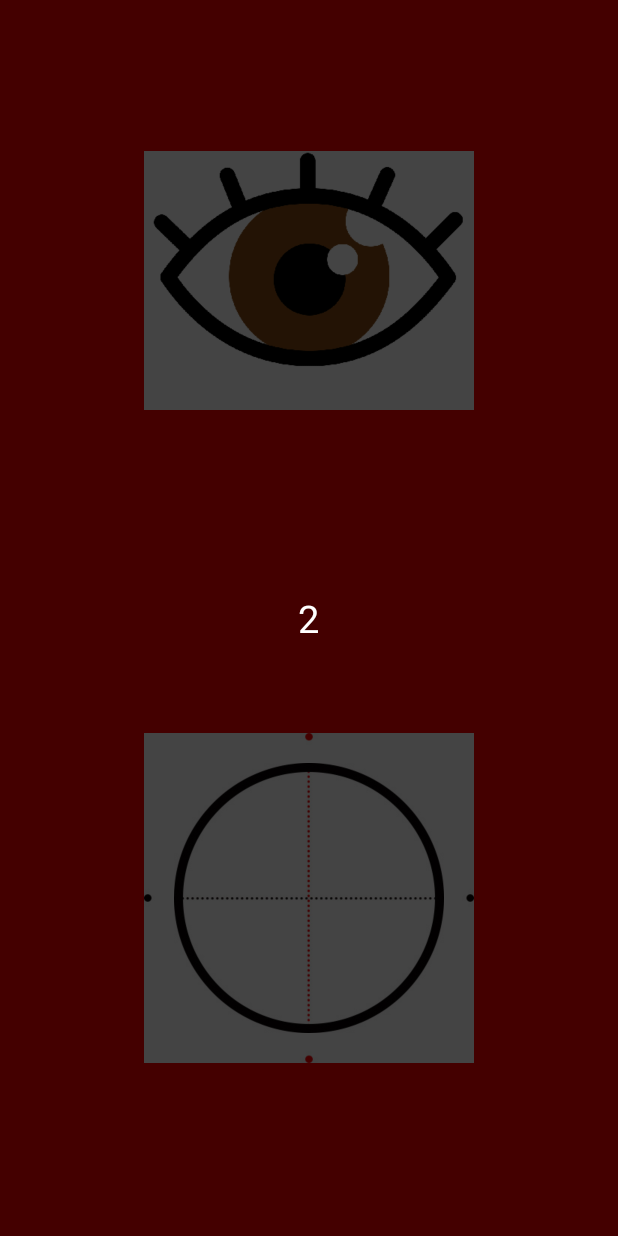
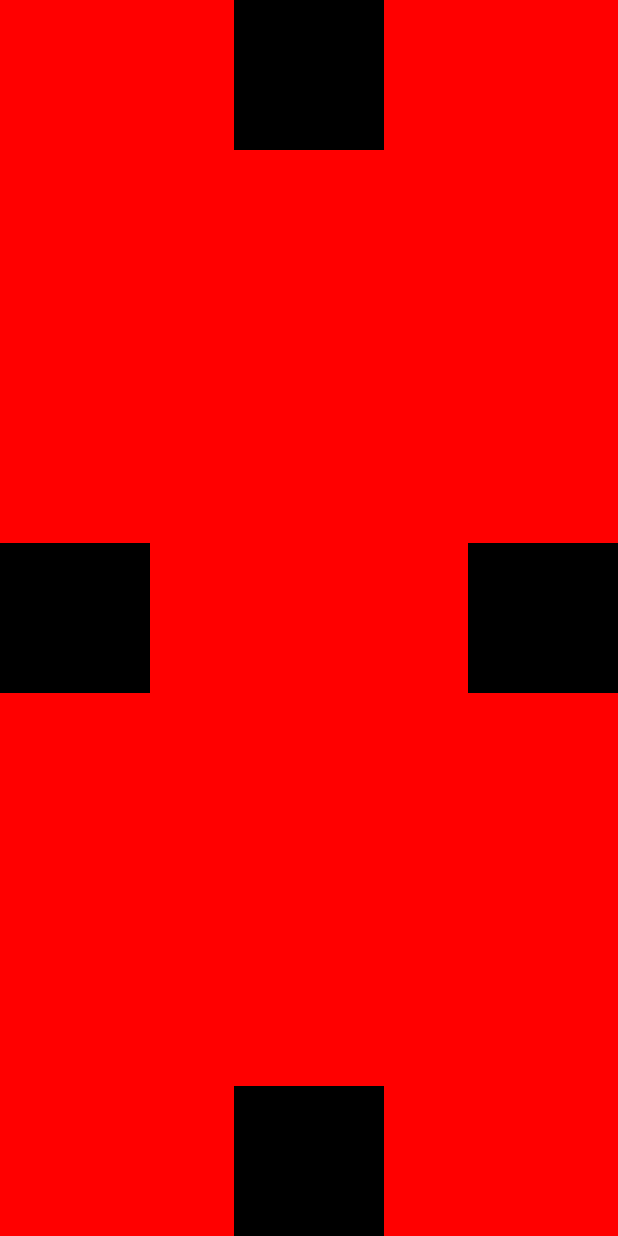
Before and after one commit to akitoshi-n/tmga_2, an Android app: the LiveViewActivity screen opened directly, with no data from a screen before it, on a phone screen of 412 x 824 dp. Run offline under Robolectric (Android 15) with nearby library versions, the phone set to English and light mode, and no system bars; libraries missing offline, so code that uses them is left out: jp.ogwork.camerafragment; 11 statements that could not run were skipped.

Commit message:
update hensu

```diff
--- a/app/src/main/java/com/example/test175memetest2/LiveViewActivity.java
+++ b/app/src/main/java/com/example/test175memetest2/LiveViewActivity.java
@@ -41,24 +41,21 @@
     private static final String APP_ID = "";
     private static final String APP_SECRET = "";
 
-    private FrameLayout blinkLayout;
-    private ImageView blinkImage;
-    private VideoView blinkView;
-    private FrameLayout bodyLayout, cameraLayout;
-    private ImageView bodyImage;
+    private FrameLayout cameraLayout;
 
     private LinearLayout countDownLayout;
     private TextView countDownText;
 
     private SoundPool soundPool;
     private String[] audioFileNames = {"music2.mp3", "music3.mp3", "music4.mp3", "music5.mp3", "music.mp3"};
-    private String[] dramFileNames = {"drum_cymbal.wav", "drum_snare.wav", "drum_hihat.wav", "drum_snare.wav"};
-    private String[] waza1FileNames = {"waza_aura.mp3", "waza_punch_high.mp3", "waza_highspeed.mp3", "waza_whip_attack.mp3"};
-    private String[] waza2FileNames = {"waza_sword_clash.mp3", "waza_knife_stab.mp3", "waza_sword_gesture.mp3", "waza_katana_slash.mp3"};
-    private String[] specialFileNames = {"sp_shine.mp3", "sp_pocopoco.mp3", "sp_tin.mp3", "sp_touch.mp3"};
-    private String[] pianoFileNames = {"piano1_1do.wav", "piano1_2re.wav", "piano1_3mi.wav", "piano1_4fa.wav"};
-    private String[] guitarFileNames = {"guitar01.wav", "guitar04.wav", "guitar06.wav", "guitar09.wav"};
-    private String[] bassFileNames = {"bass01.wav", "bass03.wav", "bass05.wav", "bass10.wav"};
+    private int[] drumMusicFileRefs = {R.raw.dram_cymbal, R.raw.dram_snare, R.raw.dram_hihat, R.raw.dram_snare};
+    //private String[] dramFileNames = {"drum_cymbal.wav", "drum_snare.wav", "drum_hihat.wav", "drum_snare.wav"}; ↑修正後
+    //private String[] waza1FileNames = {"waza_aura.mp3", "waza_punch_high.mp3", "waza_highspeed.mp3", "waza_whip_attack.mp3"};
+    //private String[] waza2FileNames = {"waza_sword_clash.mp3", "waza_knife_stab.mp3", "waza_sword_gesture.mp3", "waza_katana_slash.mp3"};
+    //private String[] specialFileNames = {"sp_shine.mp3", "sp_pocopoco.mp3", "sp_tin.mp3", "sp_touch.mp3"};
+    //private String[] pianoFileNames = {"piano1_1do.wav", "piano1_2re.wav", "piano1_3mi.wav", "piano1_4fa.wav"};
+    //private String[] guitarFileNames = {"guitar01.wav", "guitar04.wav", "guitar06.wav", "guitar09.wav"};
+    //private String[] bassFileNames = {"bass01.wav", "bass03.wav", "bass05.wav", "bass10.wav"};
     private int[] sounds = new int[5];
 
     private int bgm = 0;
@@ -72,10 +69,6 @@
 
     private int[] backgroundMusicRefs = {R.raw.tmga_drum1, R.raw.tmga_drum2};
     private int[] backgroundMusics = new int[backgroundMusicRefs.length];
-    private String[] backgroundMusicFileNames = {
-            "tmga_drum1.m4a",
-            "tmga_drum2.m4a"
-    };
 
     private MemeLib memeLib;
 
@@ -143,22 +136,6 @@
         MemeLib.setAppClientID(getApplicationContext(), APP_ID, APP_SECRET);
         memeLib = MemeLib.getInstance();
 
-        blinkLayout = (FrameLayout)findViewById(R.id.blink_layout);
-        blinkImage = (ImageView)findViewById(R.id.blink_image);
-        blinkView = (VideoView)findViewById(R.id.blink_view);
-        blinkView.setZOrderOnTop(true);
-        blinkView.setVideoPath("android.resource://" + this.getPackageName() + "/" + R.raw.blink);
-        blinkView.setOnPreparedListener(new MediaPlayer.OnPreparedListener() {
-            @Override
-            public void onPrepared(MediaPlayer mediaPlayer) {
-                mediaPlayer.seekTo(0);
-            }
-        });
-
-        bodyLayout = (FrameLayout)findViewById(R.id.body_layout);
-
-        bodyImage = (ImageView)findViewById(R.id.body_image);
-
 
         changeViewStatus(memeLib.isConnected());
         cameraLayout = findViewById(R.id.framelayout_camera);
@@ -182,15 +159,9 @@
 
     private void changeViewStatus(boolean connected) {
         if (connected) {
-            blinkLayout.setAlpha(1.0f);
-            blinkView.setVisibility(View.VISIBLE);
-            bodyLayout.setAlpha(1.0f);
+
         } else {
 
-            blinkImage.setVisibility(View.VISIBLE);
-            blinkLayout.setAlpha(0.2f);
-            blinkView.setVisibility(View.INVISIBLE);
-            bodyLayout.setAlpha(0.2f);
         }
     }
 
@@ -212,8 +183,6 @@
         // for blink
         //Log.d("LiveViewActivity", "Blink Speed:" + d.getBlinkSpeed());
         if (d.getBlinkSpeed() > 0) {
-            blinkImage.setVisibility(View.INVISIBLE);
-
             blink();
         }
         int dataUp = d.getEyeMoveUp();
@@ -263,19 +232,11 @@
     }
 
     private void blink(){
-        blinkView.seekTo(0);
-        blinkView.start();
+        //目を瞑ったとき
     }
 
     private void rotate(double degree) {
-        int width = bodyImage.getDrawable().getBounds().width();
-        int height = bodyImage.getDrawable().getBounds().height();
 
-        Matrix matrix = new Matrix();
-        bodyImage.setScaleType(ImageView.ScaleType.MATRIX);
-        matrix.postRotate((float)degree, width/2, height/2);
-        matrix.postScale(0.5f, 0.5f);
-        bodyImage.setImageMatrix(matrix);
     }
 
     private void soundPool(){
@@ -380,6 +341,10 @@
         }
     }
 
+    private void setEffect(int direction){
+
+    }
+
     private void makeToast(String text){
         Toast.makeText(this, text, Toast.LENGTH_SHORT).show();
     }
--- a/app/src/main/java/com/example/test175memetest2/SelectBGMActivity.java
+++ b/app/src/main/java/com/example/test175memetest2/SelectBGMActivity.java
@@ -24,8 +24,6 @@
     private SoundPool soundPool;
     private int[] sounds = new int[2];
     private TextView textBGM0, textBGM1, textBGM2;
-
-    private int[] drumMusicFileRefs = {R.raw.dram_cymbal, R.raw.dram_snare, R.raw.dram_hihat, R.raw.dram_snare};
 
     private MyPreferencesActivity myPreferencesActivity = new MyPreferencesActivity();
 
--- a/app/src/main/res/layout/activity_live_view.xml
+++ b/app/src/main/res/layout/activity_live_view.xml
@@ -15,76 +15,43 @@
 
     </FrameLayout>
 
-    <LinearLayout
+    <RelativeLayout
         android:layout_width="match_parent"
         android:layout_height="match_parent"
         android:orientation="vertical">
 
-        <FrameLayout
-            android:id="@+id/blink_layout"
-            android:layout_width="match_parent"
-            android:layout_height="0dp"
-            android:layout_weight="5">
+        <ImageView
+            android:id="@+id/effect_image_0"
+            android:layout_width="100dp"
+            android:layout_height="100dp"
+            android:layout_alignParentRight="true"
+            android:layout_centerVertical="true"
+            android:background="@color/black"/>
 
-            <VideoView
-                android:id="@+id/blink_view"
-                android:gravity="center"
-                android:layout_gravity="center"
-                android:layout_height="wrap_content"
-                android:layout_width="220dp"
-                />
+        <ImageView
+            android:id="@+id/effect_image_1"
+            android:layout_width="100dp"
+            android:layout_height="100dp"
+            android:layout_alignParentBottom="true"
+            android:layout_centerHorizontal="true"
+            android:background="@color/black"/>
 
-            <ImageView
-                android:id="@+id/blink_image"
-                android:gravity="center"
-                android:layout_gravity="center"
-                android:layout_height="wrap_content"
-                android:layout_width="220dp"
-                android:src="@drawable/blink_00000"
-                />
+        <ImageView
+            android:id="@+id/effect_image_2"
+            android:layout_width="100dp"
+            android:layout_height="100dp"
+            android:layout_alignParentLeft="true"
+            android:layout_centerVertical="true"
+            android:background="@color/black"/>
 
-        </FrameLayout>
+        <ImageView
+            android:id="@+id/effect_image_3"
+            android:layout_width="100dp"
+            android:layout_height="100dp"
+            android:layout_alignParentTop="true"
+            android:layout_centerHorizontal="true"
+            android:background="@color/black"/>
 
-        <FrameLayout
-            android:id="@+id/body_layout"
-            android:layout_width="match_parent"
-            android:layout_height="0dp"
-            android:layout_weight="6">
-
-            <ImageView
-                android:src="@drawable/body_vector_bg"
-                android:layout_width="220dp"
-                android:layout_height="220dp"
-                android:layout_gravity="center"
-                />
-
-            <ImageView
-                android:id="@+id/body_image"
-                android:src="@drawable/body_vector"
-                android:layout_width="180dp"
-                android:layout_height="180dp"
-                android:layout_gravity="center"
-                />
-        </FrameLayout>
-
-    </LinearLayout>
-
-    <LinearLayout
-        android:id="@+id/layout_countdown_container"
-        android:layout_width="match_parent"
-        android:layout_height="match_parent"
-        android:orientation="vertical"
-        android:gravity="center"
-        android:background="#bb000000">
-
-        <TextView
-            android:id="@+id/text_countdown"
-            android:layout_width="wrap_content"
-            android:layout_height="wrap_content"
-            android:text="3"
-            android:textColor="@color/white"
-            android:textSize="25sp"/>
-
-    </LinearLayout>
+    </RelativeLayout>
 
 </RelativeLayout>
```
Also changed, not shown: app/src/main/res/drawable/effect1.png (added), app/src/main/res/drawable/effect2.png (added).
